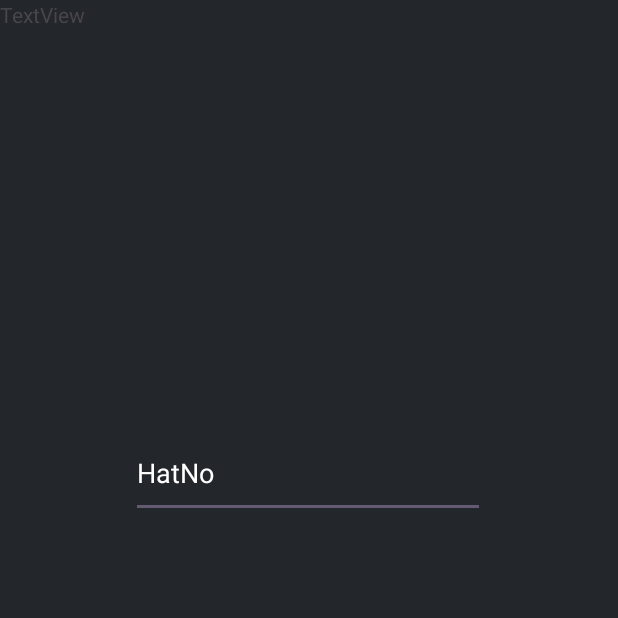
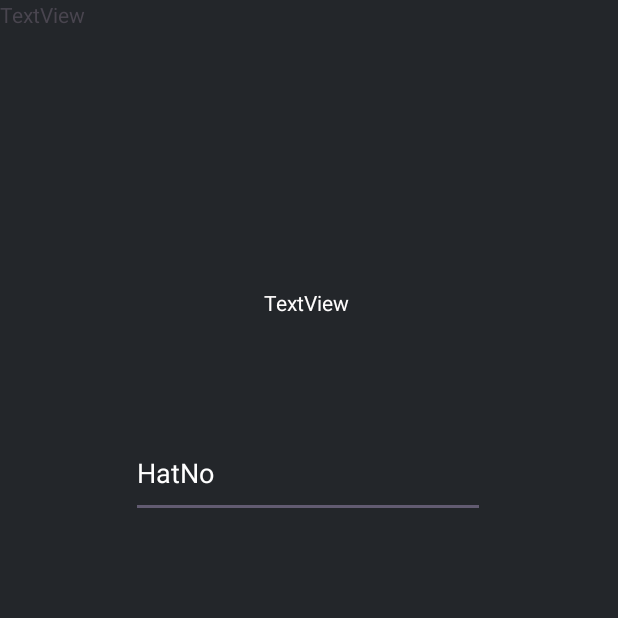
Before and after one commit to VenomFaden/OtobsnGeldi, an Android app: the screen it shows after launch (MainActivity), on a phone screen of 412 x 824 dp, the top half of it. Run offline under Robolectric (Android 15) with nearby library versions, the light colour scheme and no system bars.

Commit message:
Initial commit

```diff
--- a/app/build.gradle.kts
+++ b/app/build.gradle.kts
@@ -40,6 +40,7 @@ android {
 }
 
 dependencies {
+    implementation("com.google.android.gms:play-services-location:21.3.0")
     implementation("org.jetbrains.kotlinx:kotlinx-serialization-json:1.6.3")
     implementation("com.squareup.okhttp3:okhttp:4.12.0")
     implementation(libs.androidx.core.ktx)
--- a/app/src/main/AndroidManifest.xml
+++ b/app/src/main/AndroidManifest.xml
@@ -1,7 +1,11 @@
 <?xml version="1.0" encoding="utf-8"?>
 <manifest xmlns:android="http://schemas.android.com/apk/res/android"
     xmlns:tools="http://schemas.android.com/tools">
+
     <uses-permission android:name="android.permission.INTERNET"></uses-permission>
+    <uses-permission android:name="android.permission.ACCESS_FINE_LOCATION"></uses-permission>
+    <uses-permission android:name="android.permission.ACCESS_COARSE_LOCATION"></uses-permission>
+
     <application
         android:allowBackup="true"
         android:dataExtractionRules="@xml/data_extraction_rules"
--- a/app/src/main/java/com/bitnays/otobsngeldi/MainActivity.kt
+++ b/app/src/main/java/com/bitnays/otobsngeldi/MainActivity.kt
@@ -1,14 +1,23 @@
 package com.bitnays.otobsngeldi
 
+import android.Manifest
+import android.content.pm.PackageManager
+import android.location.Location
 import android.os.Bundle
-import android.util.Xml
-import android.widget.Button
+import android.util.Log
+import android.view.View
 import android.widget.Toast
-import androidx.activity.enableEdgeToEdge
 import androidx.appcompat.app.AppCompatActivity
+import androidx.activity.result.contract.ActivityResultContracts
+import androidx.annotation.RequiresPermission
+import androidx.core.app.ActivityCompat
+import androidx.core.content.ContextCompat
 import androidx.core.view.ViewCompat
 import androidx.core.view.WindowInsetsCompat
 import com.bitnays.otobsngeldi.databinding.ActivityMainBinding
+import com.google.android.gms.location.FusedLocationProviderClient
+import com.google.android.gms.location.LocationServices
+import com.google.android.material.snackbar.Snackbar
 import kotlinx.coroutines.CoroutineScope
 import kotlinx.coroutines.Dispatchers
 import kotlinx.coroutines.launch
@@ -19,25 +28,32 @@ import okhttp3.OkHttpClient
 import okhttp3.Request
 import okhttp3.RequestBody.Companion.toRequestBody
 import okio.IOException
-import org.json.JSONObject
 import org.xmlpull.v1.XmlPullParser
-import org.xmlpull.v1.XmlPullParserException
 import org.xmlpull.v1.XmlPullParserFactory
-import java.io.InputStream
 import java.io.StringReader
 
 private val client = OkHttpClient()
 private lateinit var binding: ActivityMainBinding
+private lateinit var HatKodu: String
+private lateinit var fusedLocationClient: FusedLocationProviderClient
+
 @Serializable
 data class OtoHatKonum (val kapino: String, val boylam: String, val enlem: String, val hatkodu: String, val guzergahkodu: String, val hatad: String, val yon: String, val son_konum_zamani: String, val yakinDurakKodu: String)
 
 class MainActivity : AppCompatActivity() {
-    private val client = OkHttpClient()
-    private lateinit var binding: ActivityMainBinding
-    private lateinit var HatKodu: String
-
+    private val requestPermissionLauncher =
+        registerForActivityResult(
+            ActivityResultContracts.RequestPermission()
+        ) { isGranted: Boolean ->
+            if (isGranted) {
+                // Permission is granted. Continue the action or workflow in your app.
+            }
+        }
     override fun onCreate(savedInstanceState: Bundle?) {
         super.onCreate(savedInstanceState)
+
+
+
         binding = ActivityMainBinding.inflate(layoutInflater)
         val view = binding.root
         setContentView(view)
@@ -91,6 +107,38 @@ class MainActivity : AppCompatActivity() {
             }
         }
     }
+    @RequiresPermission(allOf = [Manifest.permission.ACCESS_FINE_LOCATION, Manifest.permission.ACCESS_COARSE_LOCATION])
+    override fun onStart() {
+        super.onStart()
+        getLocationPermission(binding.root)
+        fusedLocationClient = LocationServices.getFusedLocationProviderClient(this)
+        fusedLocationClient.lastLocation
+            .addOnSuccessListener { location : Location? ->
+                Log.d("location", location.toString())
+                binding.textView2.text = location.toString()
+            }
+    }
+    fun getLocationPermission(view: View)
+    {    Log.d("permission", "0")
+        when {
+            ContextCompat.checkSelfPermission(this, Manifest.permission.ACCESS_FINE_LOCATION) == PackageManager.PERMISSION_GRANTED -> {
+                Log.d("permission", "1")
+            }
+            ActivityCompat.shouldShowRequestPermissionRationale(
+                this, Manifest.permission.ACCESS_FINE_LOCATION) -> {
+                Snackbar.make(view, "Permission is needed", Snackbar.LENGTH_INDEFINITE).setAction(
+                    "İzin ver", View.OnClickListener {
+                        requestPermissionLauncher.launch(
+                            Manifest.permission.ACCESS_FINE_LOCATION)
+                    }
+                ).show()
+            }
+            else -> {
+                requestPermissionLauncher.launch(Manifest.permission.ACCESS_FINE_LOCATION)
+                Log.d("permission", "3")
+            }
+        }
+    }
     fun xml_parser(xmlString: String): String
     {
         var xml_data = xmlString
@@ -103,13 +151,6 @@ class MainActivity : AppCompatActivity() {
         {
             var tag_name = parser.name
             when(eventType){
-
-                XmlPullParser.START_TAG ->{
-                    if(tag_name.equals("GetHatOtoKonum_jsonResult"))
-                    {
-
-                    }
-                }
                 XmlPullParser.TEXT ->{
                     var text = parser.text
                     println(text)
@@ -117,16 +158,13 @@ class MainActivity : AppCompatActivity() {
                     return text
                 }
 
-
             }
             eventType = parser.next()
-
         }
         return "null"
     }
     fun parseJSON(jsonStrings: String) {
         println("parsejson")
-
         jsonStrings.trimIndent()
         val OtoHatKonumList = Json.decodeFromString<List<OtoHatKonum>>(jsonStrings)
         OtoHatKonumList.forEach { oto ->
--- a/app/src/main/res/layout/activity_main.xml
+++ b/app/src/main/res/layout/activity_main.xml
@@ -44,4 +44,17 @@
         tools:layout_editor_absoluteX="175dp"
         tools:layout_editor_absoluteY="514dp" />
 
+    <TextView
+        android:id="@+id/textView2"
+        android:layout_width="wrap_content"
+        android:layout_height="wrap_content"
+        android:text="TextView"
+        android:textColor="#FFFDFD"
+        app:layout_constraintBottom_toTopOf="@+id/editTextText"
+        app:layout_constraintEnd_toEndOf="parent"
+        app:layout_constraintHorizontal_bias="0.495"
+        app:layout_constraintStart_toStartOf="parent"
+        app:layout_constraintTop_toTopOf="parent"
+        app:layout_constraintVertical_bias="0.719" />
+
 </androidx.constraintlayout.widget.ConstraintLayout>
```
